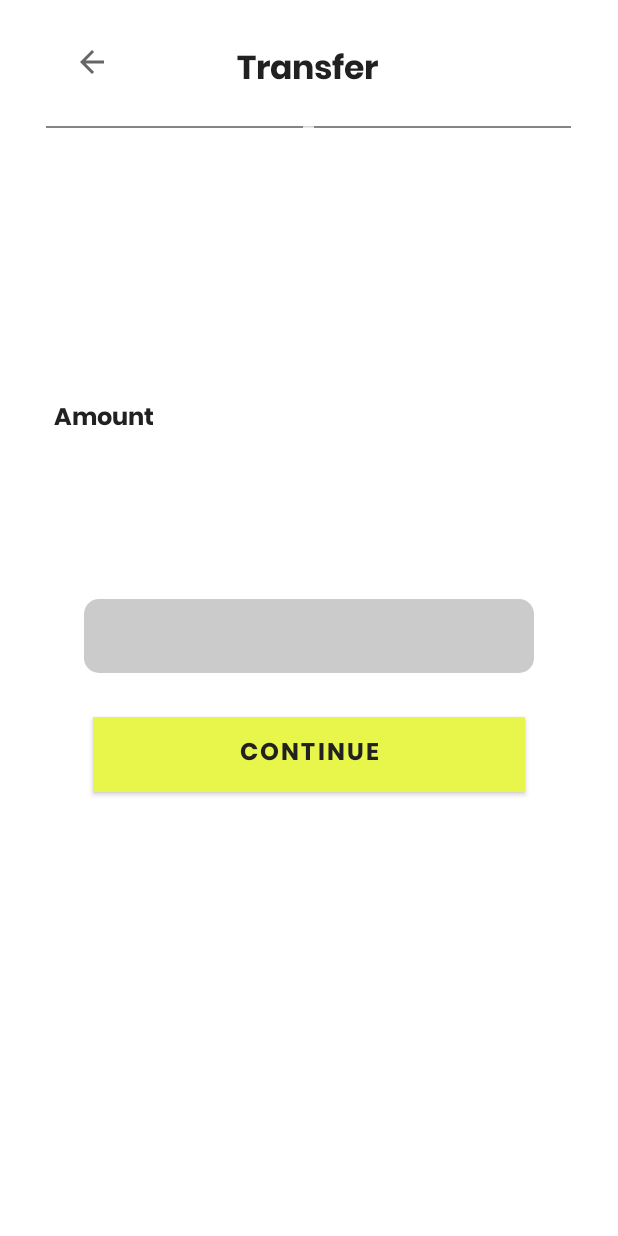
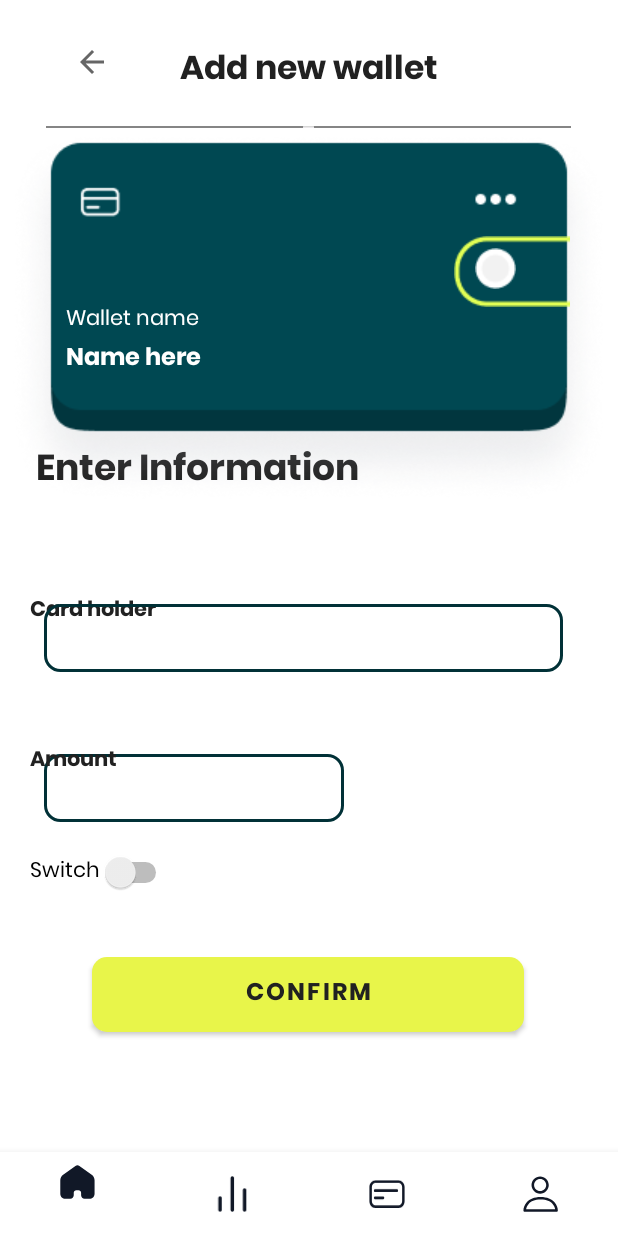
Before and after one commit to totipham/prm392-finsmart, an Android app: the fragment AddNewWalletFragment shown on its own in the app's theme, on a phone screen of 412 x 824 dp. Run offline under Robolectric (Android 15) with nearby library versions, the phone set to English and light mode, and no system bars.

Commit message:
Feat: update add new wallet fragment style: button style for reuse page

```diff
--- a/app/src/main/java/Fragment/Amount_transfer.java
+++ b/app/src/main/java/com/example/finsmart/Fragment/AddNewWalletFragment.java
@@ -1,4 +1,4 @@
-package Fragment;
+package com.example.finsmart.Fragment;
 
 import android.os.Bundle;
 
@@ -12,10 +12,10 @@ import com.example.finsmart.R;
 
 /**
  * A simple {@link Fragment} subclass.
- * Use the {@link Amount_transfer#newInstance} factory method to
+ * Use the {@link AddNewWalletFragment#newInstance} factory method to
  * create an instance of this fragment.
  */
-public class Amount_transfer extends Fragment {
+public class AddNewWalletFragment extends Fragment {
 
     // TODO: Rename parameter arguments, choose names that match
     // the fragment initialization parameters, e.g. ARG_ITEM_NUMBER
@@ -26,7 +26,7 @@ public class Amount_transfer extends Fragment {
     private String mParam1;
     private String mParam2;
 
-    public Amount_transfer() {
+    public AddNewWalletFragment() {
         // Required empty public constructor
     }
 
@@ -36,11 +36,11 @@ public class Amount_transfer extends Fragment {
      *
      * @param param1 Parameter 1.
      * @param param2 Parameter 2.
-     * @return A new instance of fragment Amount_transfer.
+     * @return A new instance of fragment Add_new_card.
      */
     // TODO: Rename and change types and number of parameters
-    public static Amount_transfer newInstance(String param1, String param2) {
-        Amount_transfer fragment = new Amount_transfer();
+    public static AddNewWalletFragment newInstance(String param1, String param2) {
+        AddNewWalletFragment fragment = new AddNewWalletFragment();
         Bundle args = new Bundle();
         args.putString(ARG_PARAM1, param1);
         args.putString(ARG_PARAM2, param2);
@@ -61,6 +61,6 @@ public class Amount_transfer extends Fragment {
     public View onCreateView(LayoutInflater inflater, ViewGroup container,
                              Bundle savedInstanceState) {
         // Inflate the layout for this fragment
-        return inflater.inflate(R.layout.fragment_amount_transfer, container, false);
+        return inflater.inflate(R.layout.fragment_add_new_wallet, container, false);
     }
 }
--- /dev/null
+++ b/app/src/main/res/drawable/button_background.xml
@@ -0,0 +1,10 @@
+<?xml version="1.0" encoding="utf-8"?>
+<selector xmlns:android="http://schemas.android.com/apk/res/android">
+    <item>
+        <shape android:shape="rectangle">
+            <corners android:radius="10dp"/>
+            <solid android:color="@color/primary"/>
+            <stroke android:color="@color/grey_text"/>
+        </shape>
+    </item>
+</selector>
--- a/app/src/main/res/drawable/edt_text_background.xml
+++ b/app/src/main/res/drawable/edt_text_background.xml
@@ -3,8 +3,8 @@
 <item>
     <shape android:shape="rectangle">
         <corners android:radius="10dp"/>
-        <solid android:color="@color/grey_text"/>
-        <stroke android:color="@color/grey_text"/>
+        <solid android:color="@color/grey_background"/>
+        <stroke android:color="@color/grey_background"/>
     </shape>
 </item>
 </selector>
--- /dev/null
+++ b/app/src/main/res/layout/fragment_add_new_wallet.xml
@@ -0,0 +1,195 @@
+<androidx.constraintlayout.widget.ConstraintLayout xmlns:android="http://schemas.android.com/apk/res/android"
+    xmlns:app="http://schemas.android.com/apk/res-auto"
+    xmlns:tools="http://schemas.android.com/tools"
+    android:id="@+id/frameLayout2"
+    android:layout_width="match_parent"
+    android:layout_height="match_parent"
+    tools:context=".Fragment.AddNewWalletFragment">
+
+    <EditText
+        android:id="@+id/edt_amount"
+        android:layout_width="200dp"
+        android:layout_height="45dp"
+        android:layout_marginStart="20dp"
+        android:layout_marginEnd="173dp"
+        android:layout_marginBottom="276dp"
+        android:background="@drawable/input_field_background"
+        android:ems="10"
+        android:inputType="number"
+        app:layout_constraintBottom_toBottomOf="parent"
+        app:layout_constraintEnd_toEndOf="parent"
+        app:layout_constraintStart_toStartOf="parent" />
+
+    <TextView
+        android:id="@+id/holder_label"
+        android:layout_width="wrap_content"
+        android:layout_height="wrap_content"
+        android:layout_marginStart="20dp"
+        android:layout_marginTop="60dp"
+        android:text="Card holder"
+        android:textColor="@color/black_text"
+        android:textStyle="bold"
+        app:layout_constraintStart_toStartOf="parent"
+        app:layout_constraintTop_toBottomOf="@+id/enter_label" />
+
+    <TextView
+        android:id="@+id/amount_label"
+        android:layout_width="wrap_content"
+        android:layout_height="wrap_content"
+        android:layout_marginStart="20dp"
+        android:layout_marginTop="160dp"
+        android:text="Amount"
+        android:textColor="@color/black_text"
+        android:textStyle="bold"
+        app:layout_constraintStart_toStartOf="parent"
+        app:layout_constraintTop_toBottomOf="@+id/enter_label" />
+
+    <TextView
+        android:id="@+id/add_label"
+        android:layout_width="wrap_content"
+        android:layout_height="wrap_content"
+        android:layout_marginTop="28dp"
+        android:text="Add new wallet"
+        android:textColor="@color/black_text"
+        android:textSize="22sp"
+        android:textStyle="bold"
+        app:layout_constraintEnd_toEndOf="parent"
+        app:layout_constraintStart_toStartOf="parent"
+        app:layout_constraintTop_toTopOf="parent" />
+
+    <ImageButton
+        android:id="@+id/btn_transfer_back"
+        android:layout_width="50dp"
+        android:layout_height="50dp"
+        android:layout_marginStart="36dp"
+        android:layout_marginTop="16dp"
+        android:background="?android:attr/selectableItemBackground"
+        app:layout_constraintStart_toStartOf="parent"
+        app:layout_constraintTop_toTopOf="parent"
+        app:srcCompat="?attr/homeAsUpIndicator" />
+
+    <ImageView
+        android:id="@+id/line"
+        android:layout_width="350dp"
+        android:layout_height="1dp"
+        android:layout_marginTop="84dp"
+        android:background="#FF0000"
+        android:backgroundTint="@color/grey_text_2"
+        android:src="@android:drawable/button_onoff_indicator_off"
+        app:layout_constraintEnd_toEndOf="parent"
+        app:layout_constraintHorizontal_bias="0.491"
+        app:layout_constraintStart_toStartOf="parent"
+        app:layout_constraintTop_toTopOf="parent"
+        app:srcCompat="@color/grey_text_2" />
+
+    <TextView
+        android:id="@+id/enter_label"
+        android:layout_width="wrap_content"
+        android:layout_height="wrap_content"
+        android:layout_marginStart="24dp"
+        android:layout_marginTop="208dp"
+        android:text="Enter Information"
+        android:textColor="@color/black_text"
+        android:textSize="24sp"
+        android:textStyle="bold"
+        app:layout_constraintStart_toStartOf="parent"
+        app:layout_constraintTop_toBottomOf="@+id/line" />
+
+    <EditText
+        android:id="@+id/edt_number"
+        android:layout_width="346dp"
+        android:layout_height="45dp"
+        android:layout_marginBottom="376dp"
+        android:background="@drawable/input_field_background"
+        android:ems="10"
+        android:inputType="number"
+        app:layout_constraintBottom_toBottomOf="parent"
+        app:layout_constraintEnd_toEndOf="parent"
+        app:layout_constraintHorizontal_bias="0.446"
+        app:layout_constraintStart_toStartOf="parent" />
+
+    <com.google.android.material.bottomnavigation.BottomNavigationView
+        android:id="@+id/bottomNavigationView"
+        android:layout_width="match_parent"
+        android:layout_height="wrap_content"
+        app:itemIconTint="@color/bottom_nav_icon_color"
+        app:layout_constraintBottom_toBottomOf="parent"
+        app:layout_constraintEnd_toEndOf="parent"
+        app:layout_constraintStart_toStartOf="parent"
+        app:menu="@menu/bottom_nav_menu" />
+
+    <Button
+        android:id="@+id/btn_confirm"
+        style="@style/button"
+        android:layout_marginBottom="80dp"
+        android:text="Confirm"
+        app:layout_constraintBottom_toTopOf="@+id/bottomNavigationView"
+        app:layout_constraintEnd_toEndOf="parent"
+        app:layout_constraintHorizontal_bias="0.495"
+        app:layout_constraintStart_toStartOf="parent" />
+
+    <ImageView
+        android:id="@+id/bigcard"
+        android:layout_width="wrap_content"
+        android:layout_height="wrap_content"
+        android:src="@drawable/card"
+        app:layout_constraintEnd_toEndOf="parent"
+        app:layout_constraintHorizontal_bias="0.5"
+        app:layout_constraintStart_toStartOf="parent"
+        app:layout_constraintTop_toBottomOf="@+id/line" />
+
+    <ImageView
+        android:id="@+id/yellowborder"
+        android:layout_width="wrap_content"
+        android:layout_height="wrap_content"
+        android:layout_marginTop="72dp"
+        android:layout_marginEnd="32dp"
+        android:src="@drawable/vector445"
+        app:layout_constraintEnd_toEndOf="parent"
+        app:layout_constraintTop_toTopOf="@+id/bigcard" />
+
+    <ImageView
+        android:id="@+id/bigdot"
+        android:layout_width="wrap_content"
+        android:layout_height="wrap_content"
+        android:layout_marginTop="8dp"
+        android:layout_marginEnd="36dp"
+        android:src="@drawable/ellipse275"
+        app:layout_constraintEnd_toEndOf="@+id/yellowborder"
+        app:layout_constraintTop_toTopOf="@+id/yellowborder" />
+
+    <TextView
+        android:id="@+id/wallet_lbl"
+        android:layout_width="wrap_content"
+        android:layout_height="wrap_content"
+        android:layout_marginStart="44dp"
+        android:layout_marginTop="116dp"
+        android:text="Wallet name"
+        android:textColor="@color/white"
+        android:textSize="14sp"
+        app:layout_constraintStart_toStartOf="parent"
+        app:layout_constraintTop_toTopOf="@+id/bigcard" />
+
+    <TextView
+        android:id="@+id/txt_wallet"
+        android:layout_width="wrap_content"
+        android:layout_height="wrap_content"
+        android:layout_marginStart="44dp"
+        android:text="Name here"
+        android:textColor="@color/white"
+        android:textSize="16sp"
+        android:textStyle="bold"
+        app:layout_constraintStart_toStartOf="parent"
+        app:layout_constraintTop_toBottomOf="@+id/wallet_lbl" />
+
+    <Switch
+        android:id="@+id/switch1"
+        android:layout_width="wrap_content"
+        android:layout_height="wrap_content"
+        android:layout_marginStart="20dp"
+        android:layout_marginTop="20dp"
+        android:text="Switch"
+        app:layout_constraintStart_toStartOf="parent"
+        app:layout_constraintTop_toBottomOf="@+id/edt_amount" />
+
+</androidx.constraintlayout.widget.ConstraintLayout>
--- a/app/src/main/res/layout/fragment_amount_transfer.xml
+++ b/app/src/main/res/layout/fragment_amount_transfer.xml
@@ -4,7 +4,7 @@
     android:id="@+id/frameLayout"
     android:layout_width="match_parent"
     android:layout_height="match_parent"
-    tools:context="Fragment.Amount_transfer">
+    tools:context=".Fragment.AmountTransferFragment">
 
     <!-- TODO: Update blank fragment layout -->
 
@@ -33,7 +33,7 @@
         app:srcCompat="?attr/homeAsUpIndicator" />
 
     <ImageView
-        android:id="@+id/imageView"
+        android:id="@+id/line"
         android:layout_width="350dp"
         android:layout_height="1dp"
         android:layout_marginTop="84dp"
@@ -57,21 +57,16 @@
         android:textSize="16sp"
         android:textStyle="bold"
         app:layout_constraintStart_toStartOf="parent"
-        app:layout_constraintTop_toBottomOf="@+id/imageView" />
+        app:layout_constraintTop_toBottomOf="@+id/line" />
 
     <Button
         android:id="@+id/btn_continue"
-        android:layout_width="288dp"
-        android:layout_height="50dp"
-        android:layout_marginBottom="296dp"
-        android:background="@color/primary"
-        android:backgroundTint="@color/primary_dark"
+        style="@style/button"
+        android:layout_marginBottom="340dp"
         android:text="Continue"
-        android:textColor="@color/black_text"
-        android:textSize="16sp"
-        android:textStyle="bold"
         app:layout_constraintBottom_toBottomOf="parent"
         app:layout_constraintEnd_toEndOf="parent"
+        app:layout_constraintHorizontal_bias="0.447"
         app:layout_constraintStart_toStartOf="parent" />
 
     <EditText
--- a/app/src/main/res/layout/fragment_choose_transfer.xml
+++ b/app/src/main/res/layout/fragment_choose_transfer.xml
@@ -4,7 +4,7 @@
     android:id="@+id/frameLayout3"
     android:layout_width="match_parent"
     android:layout_height="match_parent"
-    tools:context="Fragment.choose_transfer">
+    tools:context=".Fragment.ChooseTransferFragment">
 
     <!-- TODO: Update blank fragment layout -->
     <TextView
@@ -32,7 +32,7 @@
         app:srcCompat="?attr/homeAsUpIndicator" />
 
     <ImageView
-        android:id="@+id/imageView"
+        android:id="@+id/line"
         android:layout_width="350dp"
         android:layout_height="1dp"
         android:layout_marginTop="84dp"
@@ -56,7 +56,7 @@
         android:textSize="16sp"
         android:textStyle="bold"
         app:layout_constraintStart_toStartOf="parent"
-        app:layout_constraintTop_toBottomOf="@+id/imageView" />
+        app:layout_constraintTop_toBottomOf="@+id/line" />
 
     <TextView
         android:id="@+id/textView4"
--- a/app/src/main/res/values/colors.xml
+++ b/app/src/main/res/values/colors.xml
@@ -4,7 +4,7 @@
     <color name="secondary">#E8F54A</color>
     <color name="white">#FFFFFF</color>
     <color name="grey_text">#CBCBCB</color>
-    <color name="grey_background">#F5F5F5</color>
+    <color name="grey_background">#F8F5F5</color>
     <color name="black">#111827</color>
     <color name="primary_dark">#013137</color>
     <color name="grey_text_2">#858585</color>
--- /dev/null
+++ b/app/src/main/res/values/styles.xml
@@ -0,0 +1,12 @@
+<?xml version="1.0" encoding="utf-8"?>
+<resources>
+    <style name="button">
+        <item name="android:background"> @drawable/button_background</item>
+        <item name= "android:layout_width">288dp</item>
+        <item name="android:layout_height">50dp</item>
+        <item name="android:textSize">16dp</item>
+        <item name="android:textColor">@color/black_text</item>
+        <item name="android:textStyle">bold</item>
+
+    </style>
+</resources>
```
Also changed, not shown: app/src/main/java/com/example/finsmart/Fragment/AmountTransferFragment.java (renamed from app/src/main/java/Fragment/choose_transfer.java, +8 -8 lines), app/src/main/java/com/example/finsmart/Fragment/ChooseTransferFragment.java (renamed from app/src/main/java/Fragment/Add_new_card.java, +8 -8 lines), app/src/main/res/drawable/custom_switch.xml (added, +18 -0 lines), app/src/main/res/layout/fragment_add_new_card.xml (deleted, +0 -123 lines), app/src/main/res/drawable/card.png (added), app/src/main/res/drawable/ellipse275.png (added), app/src/main/res/drawable/vector445.png (added).
